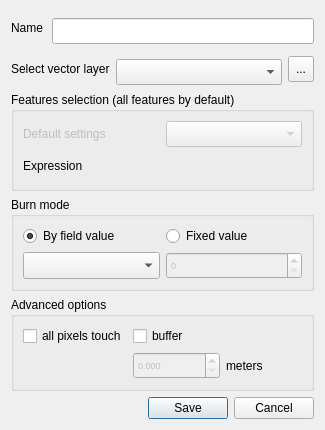
Before: the Qt Designer form ui/vector_data_dialog.ui in MathieuChailloux/MitiConnect, drawn with Qt 5.
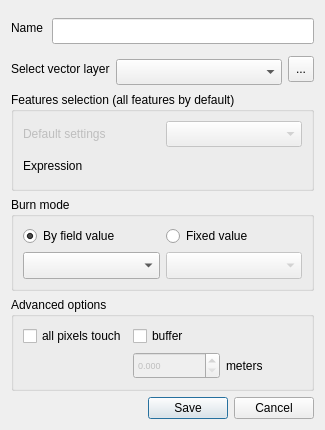
After: the same form once the commit is applied. Custom widgets are drawn as their Qt base class.

What changed in the file:
```diff
--- a/ui/vector_data_dialog.ui
+++ b/ui/vector_data_dialog.ui
@@ -396,27 +396,16 @@
        </widget>
       </item>
       <item row="1" column="1">
-       <widget class="QSpinBox" name="vectorFixedValue">
+       <widget class="QComboBox" name="vectorFixedCombo">
         <property name="enabled">
          <bool>false</bool>
         </property>
-        <property name="sizePolicy">
-         <sizepolicy hsizetype="Preferred" vsizetype="Preferred">
-          <horstretch>0</horstretch>
-          <verstretch>0</verstretch>
-         </sizepolicy>
-        </property>
         <property name="minimumSize">
          <size>
-          <width>87</width>
+          <width>0</width>
           <height>27</height>
          </size>
         </property>
-        <property name="font">
-         <font>
-          <pointsize>7</pointsize>
-         </font>
-        </property>
        </widget>
       </item>
      </layout>
```
Left out of the diff: 38 changed lines with no effect on the pictures.
